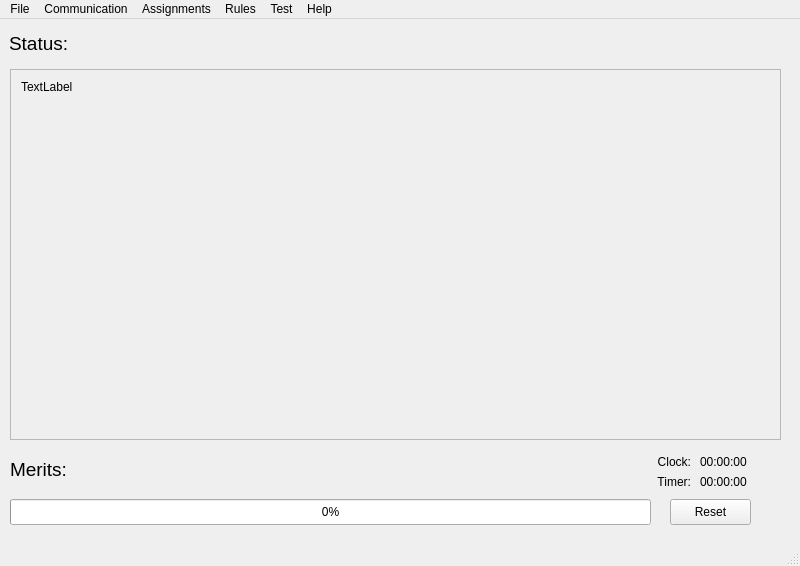
First picture: the form in cyberdom.ui, repository MijersOne/CyberDom-Qt, before the edit.
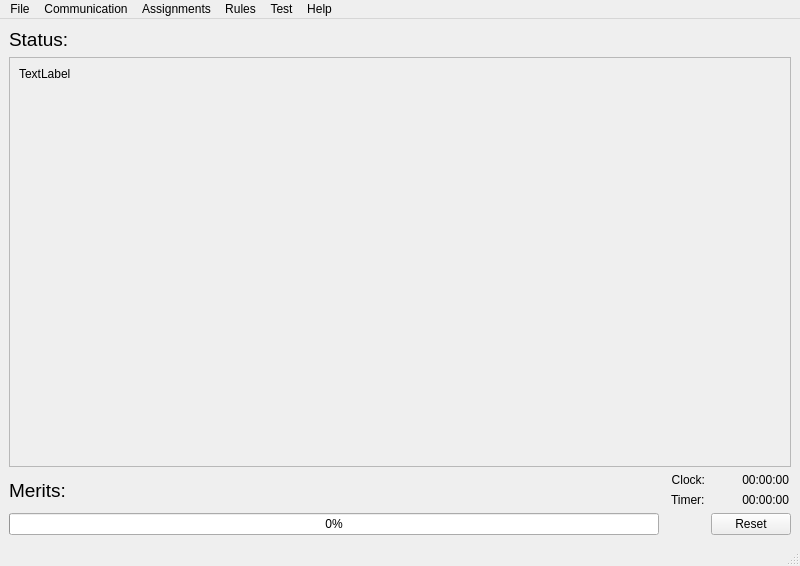
Second picture: the form after the edit.

```diff
--- a/cyberdom.ui
+++ b/cyberdom.ui
@@ -10,62 +10,56 @@
     <height>566</height>
    </rect>
   </property>
+  <property name="sizePolicy">
+   <sizepolicy hsizetype="Preferred" vsizetype="Preferred">
+    <horstretch>0</horstretch>
+    <verstretch>0</verstretch>
+   </sizepolicy>
+  </property>
   <property name="windowTitle">
    <string>CyberDom</string>
   </property>
   <widget class="QWidget" name="centralwidget">
-   <widget class="QLabel" name="lbl_Status">
-    <property name="geometry">
-     <rect>
-      <x>9</x>
-      <y>9</y>
-      <width>771</width>
-      <height>31</height>
-     </rect>
-    </property>
+   <property name="sizePolicy">
+    <sizepolicy hsizetype="Expanding" vsizetype="Expanding">
+     <horstretch>0</horstretch>
+     <verstretch>0</verstretch>
+    </sizepolicy>
+   </property>
+   <layout class="QGridLayout" name="gridLayout">
+    <item row="3" column="5">
+     <widget class="QLabel" name="timerLabel">
     <property name="sizePolicy">
-     <sizepolicy hsizetype="Preferred" vsizetype="Preferred">
+       <sizepolicy hsizetype="Fixed" vsizetype="Preferred">
       <horstretch>0</horstretch>
       <verstretch>0</verstretch>
      </sizepolicy>
     </property>
-    <property name="font">
-     <font>
-      <pointsize>14</pointsize>
-     </font>
+      <property name="minimumSize">
+       <size>
+        <width>0</width>
+        <height>0</height>
+       </size>
+      </property>
+      <property name="maximumSize">
+       <size>
+        <width>78</width>
+        <height>16777215</height>
+       </size>
+      </property>
+      <property name="layoutDirection">
+       <enum>Qt::LayoutDirection::LeftToRight</enum>
     </property>
     <property name="text">
-     <string>Status:</string>
-    </property>
-   </widget>
-   <widget class="QProgressBar" name="progressBar">
-    <property name="geometry">
-     <rect>
-      <x>10</x>
-      <y>480</y>
-      <width>641</width>
-      <height>26</height>
-     </rect>
-    </property>
-    <property name="sizePolicy">
-     <sizepolicy hsizetype="Expanding" vsizetype="Preferred">
-      <horstretch>0</horstretch>
-      <verstretch>0</verstretch>
-     </sizepolicy>
-    </property>
-    <property name="value">
-     <number>0</number>
-    </property>
-   </widget>
+       <string>00:00:00</string>
+      </property>
+      <property name="alignment">
+       <set>Qt::AlignmentFlag::AlignRight|Qt::AlignmentFlag::AlignTrailing|Qt::AlignmentFlag::AlignVCenter</set>
+      </property>
+     </widget>
+    </item>
+    <item row="2" column="0" rowspan="2">
    <widget class="QLabel" name="lbl_Merits">
-    <property name="geometry">
-     <rect>
-      <x>10</x>
-      <y>430</y>
-      <width>161</width>
-      <height>41</height>
-     </rect>
-    </property>
     <property name="sizePolicy">
      <sizepolicy hsizetype="Preferred" vsizetype="Preferred">
       <horstretch>0</horstretch>
@@ -81,103 +75,73 @@
      <string>Merits:</string>
     </property>
    </widget>
+    </item>
+    <item row="2" column="5">
    <widget class="QLabel" name="clockLabel">
-    <property name="geometry">
-     <rect>
-      <x>700</x>
-      <y>430</y>
-      <width>91</width>
-      <height>26</height>
-     </rect>
-    </property>
     <property name="sizePolicy">
-     <sizepolicy hsizetype="Preferred" vsizetype="Preferred">
+       <sizepolicy hsizetype="Fixed" vsizetype="Preferred">
       <horstretch>0</horstretch>
       <verstretch>0</verstretch>
      </sizepolicy>
     </property>
+      <property name="maximumSize">
+       <size>
+        <width>78</width>
+        <height>16777215</height>
+       </size>
+      </property>
     <property name="text">
      <string>00:00:00</string>
     </property>
-   </widget>
-   <widget class="QLabel" name="lbl_Clock">
-    <property name="geometry">
-     <rect>
-      <x>640</x>
-      <y>430</y>
-      <width>51</width>
-      <height>26</height>
-     </rect>
-    </property>
-    <property name="text">
-     <string>Clock:</string>
-    </property>
     <property name="alignment">
      <set>Qt::AlignmentFlag::AlignRight|Qt::AlignmentFlag::AlignTrailing|Qt::AlignmentFlag::AlignVCenter</set>
     </property>
    </widget>
-   <widget class="QLabel" name="timerLabel">
-    <property name="geometry">
-     <rect>
-      <x>700</x>
-      <y>450</y>
-      <width>81</width>
-      <height>26</height>
-     </rect>
-    </property>
+    </item>
+    <item row="0" column="0" colspan="6">
+     <widget class="QLabel" name="lbl_Status">
     <property name="sizePolicy">
      <sizepolicy hsizetype="Preferred" vsizetype="Preferred">
       <horstretch>0</horstretch>
       <verstretch>0</verstretch>
      </sizepolicy>
     </property>
-    <property name="text">
-     <string>00:00:00</string>
-    </property>
-   </widget>
-   <widget class="QLabel" name="lbl_Timer">
-    <property name="geometry">
-     <rect>
-      <x>640</x>
-      <y>450</y>
-      <width>51</width>
-      <height>26</height>
-     </rect>
-    </property>
+      <property name="font">
+       <font>
+        <pointsize>14</pointsize>
+       </font>
+      </property>
     <property name="text">
-     <string>Timer:</string>
-    </property>
-    <property name="alignment">
-     <set>Qt::AlignmentFlag::AlignRight|Qt::AlignmentFlag::AlignTrailing|Qt::AlignmentFlag::AlignVCenter</set>
-    </property>
-   </widget>
+       <string>Status:</string>
+      </property>
+     </widget>
+    </item>
+    <item row="4" column="5">
    <widget class="QPushButton" name="resetTimer">
-    <property name="geometry">
-     <rect>
-      <x>670</x>
-      <y>480</y>
-      <width>81</width>
-      <height>26</height>
-     </rect>
-    </property>
     <property name="sizePolicy">
-     <sizepolicy hsizetype="Preferred" vsizetype="Preferred">
+       <sizepolicy hsizetype="Fixed" vsizetype="Preferred">
       <horstretch>0</horstretch>
       <verstretch>0</verstretch>
      </sizepolicy>
     </property>
+      <property name="maximumSize">
+       <size>
+        <width>89</width>
+        <height>16777215</height>
+       </size>
+      </property>
     <property name="text">
      <string>Reset</string>
     </property>
    </widget>
+    </item>
+    <item row="1" column="0" colspan="6">
    <widget class="QScrollArea" name="scrollArea">
-    <property name="geometry">
-     <rect>
-      <x>10</x>
-      <y>50</y>
-      <width>771</width>
-      <height>371</height>
-     </rect>
+      <property name="sizePolicy">
+       <sizepolicy hsizetype="Expanding" vsizetype="Expanding">
+        <horstretch>0</horstretch>
+        <verstretch>0</verstretch>
+       </sizepolicy>
     </property>
     <property name="frameShadow">
      <enum>QFrame::Shadow::Raised</enum>
@@ -193,17 +157,23 @@
       <rect>
        <x>0</x>
        <y>0</y>
-       <width>769</width>
-       <height>369</height>
-      </rect>
-     </property>
+         <width>780</width>
+         <height>393</height>
+        </rect>
+       </property>
+       <property name="sizePolicy">
+        <sizepolicy hsizetype="Expanding" vsizetype="Expanding">
+         <horstretch>0</horstretch>
+         <verstretch>0</verstretch>
+        </sizepolicy>
+       </property>
      <widget class="QLabel" name="statusLabel">
       <property name="geometry">
        <rect>
-        <x>10</x>
-        <y>10</y>
-        <width>751</width>
-        <height>361</height>
+          <x>9</x>
+          <y>9</y>
+          <width>54</width>
+          <height>17</height>
        </rect>
       </property>
       <property name="autoFillBackground">
@@ -230,6 +200,71 @@
      </widget>
     </widget>
    </widget>
+    </item>
+    <item row="4" column="0" colspan="3">
+     <widget class="QProgressBar" name="progressBar">
+      <property name="sizePolicy">
+       <sizepolicy hsizetype="Maximum" vsizetype="Preferred">
+        <horstretch>0</horstretch>
+        <verstretch>0</verstretch>
+       </sizepolicy>
+      </property>
+      <property name="minimumSize">
+       <size>
+        <width>650</width>
+        <height>0</height>
+       </size>
+      </property>
+      <property name="maximumSize">
+       <size>
+        <width>16777215</width>
+        <height>16777215</height>
+       </size>
+      </property>
+      <property name="value">
+       <number>0</number>
+      </property>
+     </widget>
+    </item>
+    <item row="3" column="4">
+     <widget class="QLabel" name="lbl_Timer">
+      <property name="minimumSize">
+       <size>
+        <width>0</width>
+        <height>0</height>
+       </size>
+      </property>
+      <property name="maximumSize">
+       <size>
+        <width>70</width>
+        <height>16777215</height>
+       </size>
+      </property>
+      <property name="text">
+       <string>Timer:</string>
+      </property>
+      <property name="alignment">
+       <set>Qt::AlignmentFlag::AlignLeading|Qt::AlignmentFlag::AlignLeft|Qt::AlignmentFlag::AlignVCenter</set>
+      </property>
+     </widget>
+    </item>
+    <item row="2" column="4">
+     <widget class="QLabel" name="lbl_Clock">
+      <property name="maximumSize">
+       <size>
+        <width>70</width>
+        <height>16777215</height>
+       </size>
+      </property>
+      <property name="text">
+       <string>Clock:</string>
+      </property>
+      <property name="alignment">
+       <set>Qt::AlignmentFlag::AlignRight|Qt::AlignmentFlag::AlignTrailing|Qt::AlignmentFlag::AlignVCenter</set>
+      </property>
+     </widget>
+    </item>
+   </layout>
   </widget>
   <widget class="QMenuBar" name="menubar">
    <property name="geometry">
```
Left out of the diff: 7 changed lines with no effect on the pictures. Lines whose indentation alone changed are shown as unchanged.
